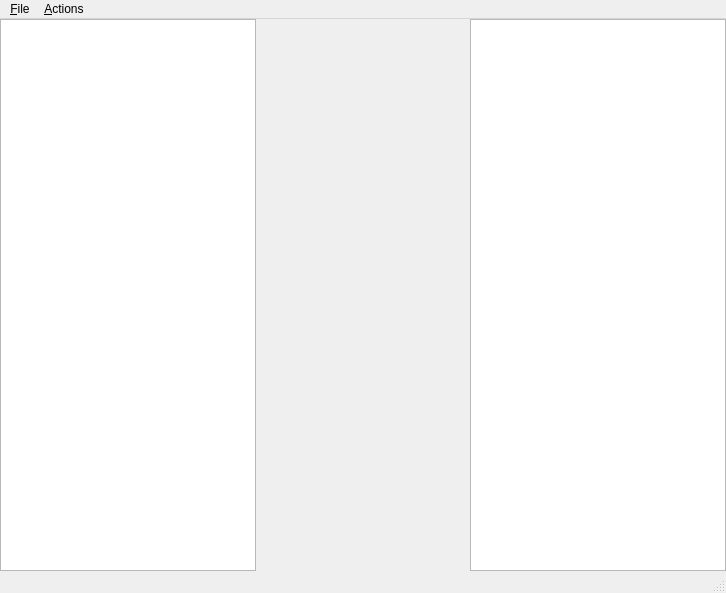
The window that mainwindow.ui (cfforiguar/Qt-KIVA-4) describes before a commit, drawn with Qt 5.
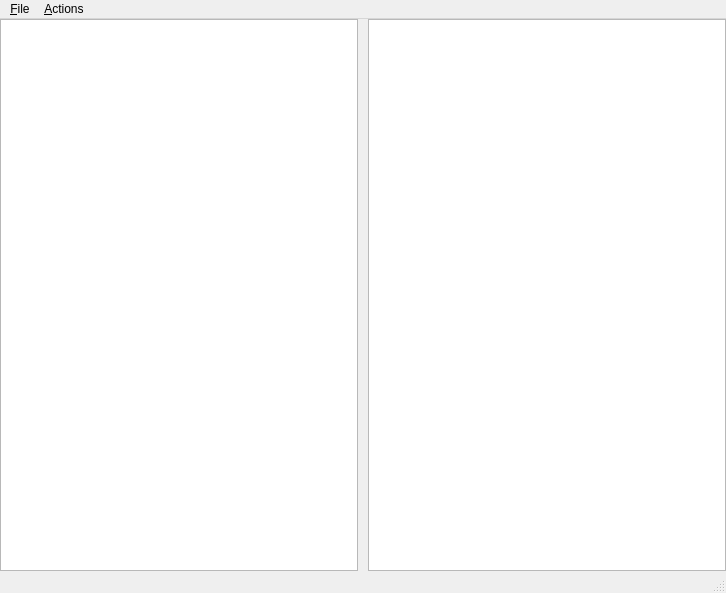
The same window after the commit.

Commit message: mainwindow.cpp, mainwindow.cpp:   -Se añade el widget de tipo arbol con pestañas que provee datawidget.h treemodel.cpp,treemodel.h:   -Se añade el constructor para que funcione el widget de tipo arbol con    pestañas que provee datawidget.h datawidget.h, datawidget.cpp:   -Widget de pestañas de tipo árbol, versión incial

```diff
--- a/mainwindow.ui
+++ b/mainwindow.ui
@@ -56,6 +56,9 @@
         <property name="orientation">
          <enum>Qt::Horizontal</enum>
         </property>
+        <property name="sizeType">
+         <enum>QSizePolicy::Minimum</enum>
+        </property>
         <property name="sizeHint" stdset="0">
          <size>
           <width>10</width>
```
The commit also changes 7 other files.
